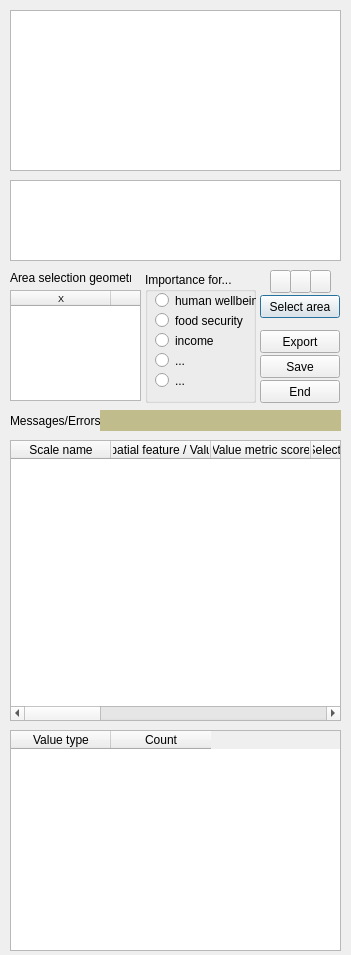
This is marine_values_dialog_base.ui in csiro-chris-m/marine_values as Qt 5 draws it before an edit. The edited form follows.
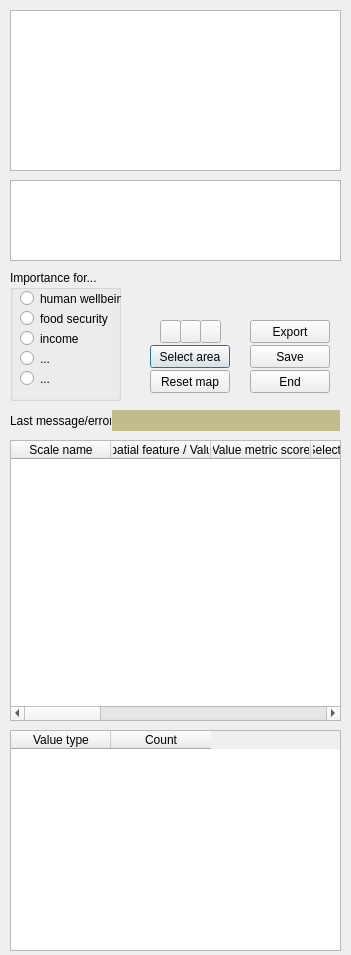
This is the edited form.

What changed in the file:
```diff
--- a/marine_values_dialog_base.ui
+++ b/marine_values_dialog_base.ui
@@ -22,9 +22,9 @@
   <widget class="QLabel" name="error">
    <property name="geometry">
     <rect>
-     <x>100</x>
+     <x>112</x>
      <y>410</y>
-     <width>241</width>
+     <width>228</width>
      <height>21</height>
     </rect>
    </property>
@@ -70,8 +70,8 @@
   <widget class="QPushButton" name="endButton">
    <property name="geometry">
     <rect>
-     <x>260</x>
-     <y>380</y>
+     <x>250</x>
+     <y>370</y>
      <width>80</width>
      <height>23</height>
     </rect>
@@ -135,8 +135,8 @@
   <widget class="QPushButton" name="saveProject">
    <property name="geometry">
     <rect>
-     <x>260</x>
-     <y>355</y>
+     <x>250</x>
+     <y>345</y>
      <width>80</width>
      <height>23</height>
     </rect>
@@ -156,19 +156,19 @@
     <rect>
      <x>10</x>
      <y>413</y>
-     <width>91</width>
+     <width>101</width>
      <height>16</height>
     </rect>
    </property>
    <property name="text">
-    <string>Messages/Errors:</string>
+    <string>Last message/error:</string>
    </property>
   </widget>
   <widget class="QPushButton" name="rubberband">
    <property name="geometry">
     <rect>
-     <x>260</x>
-     <y>295</y>
+     <x>150</x>
+     <y>345</y>
      <width>80</width>
      <height>23</height>
     </rect>
@@ -183,8 +183,8 @@
   <widget class="QGroupBox" name="groupBox">
    <property name="geometry">
     <rect>
-     <x>145</x>
-     <y>272</y>
+     <x>10</x>
+     <y>270</y>
      <width>111</width>
      <height>131</height>
     </rect>
@@ -318,52 +318,11 @@
    <column/>
    <column/>
   </widget>
-  <widget class="QLabel" name="label_4">
-   <property name="geometry">
-    <rect>
-     <x>10</x>
-     <y>270</y>
-     <width>121</width>
-     <height>16</height>
-    </rect>
-   </property>
-   <property name="text">
-    <string>Area selection geometry</string>
-   </property>
-  </widget>
-  <widget class="QTableWidget" name="tableViewRB">
-   <property name="geometry">
-    <rect>
-     <x>10</x>
-     <y>290</y>
-     <width>131</width>
-     <height>111</height>
-    </rect>
-   </property>
-   <property name="font">
-    <font>
-     <pointsize>7</pointsize>
-    </font>
-   </property>
-   <property name="horizontalScrollBarPolicy">
-    <enum>Qt::ScrollBarAlwaysOff</enum>
-   </property>
-   <column>
-    <property name="text">
-     <string>X</string>
-    </property>
-   </column>
-   <column>
-    <property name="text">
-     <string>Y</string>
-    </property>
-   </column>
-  </widget>
   <widget class="QPushButton" name="pushButtonPan">
    <property name="geometry">
     <rect>
-     <x>310</x>
-     <y>270</y>
+     <x>200</x>
+     <y>320</y>
      <width>21</width>
      <height>23</height>
     </rect>
@@ -378,8 +337,8 @@
   <widget class="QPushButton" name="pushButtonZoomPlus">
    <property name="geometry">
     <rect>
-     <x>270</x>
-     <y>270</y>
+     <x>160</x>
+     <y>320</y>
      <width>21</width>
      <height>23</height>
     </rect>
@@ -394,8 +353,8 @@
   <widget class="QPushButton" name="pushButtonZoomMinus">
    <property name="geometry">
     <rect>
-     <x>290</x>
-     <y>270</y>
+     <x>180</x>
+     <y>320</y>
      <width>21</width>
      <height>23</height>
     </rect>
@@ -410,8 +369,8 @@
   <widget class="QPushButton" name="pushButtonExport">
    <property name="geometry">
     <rect>
-     <x>260</x>
-     <y>330</y>
+     <x>250</x>
+     <y>320</y>
      <width>80</width>
      <height>23</height>
     </rect>
@@ -440,6 +399,19 @@
     </property>
    </column>
   </widget>
+  <widget class="QPushButton" name="pushButtonOrigExtent">
+   <property name="geometry">
+    <rect>
+     <x>150</x>
+     <y>370</y>
+     <width>80</width>
+     <height>23</height>
+    </rect>
+   </property>
+   <property name="text">
+    <string>Reset map</string>
+   </property>
+  </widget>
  </widget>
  <resources/>
  <connections/>
```
Left out of the diff: 6 changed lines with no effect on the pictures.
